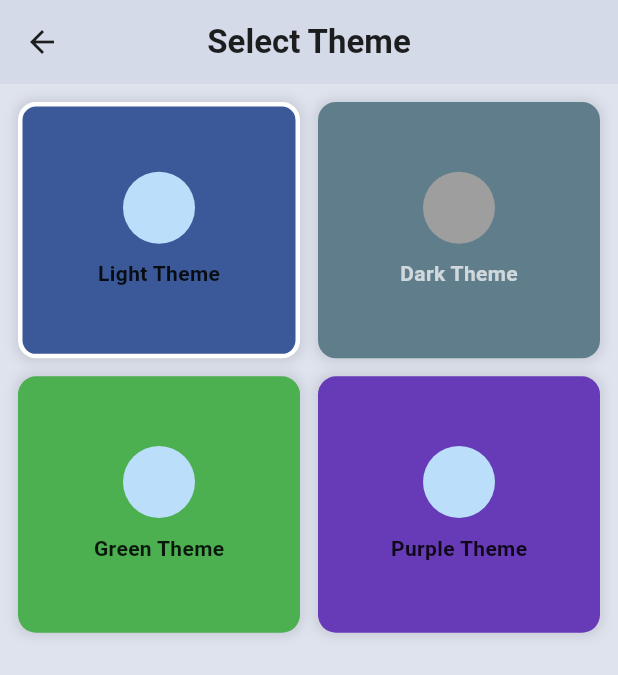
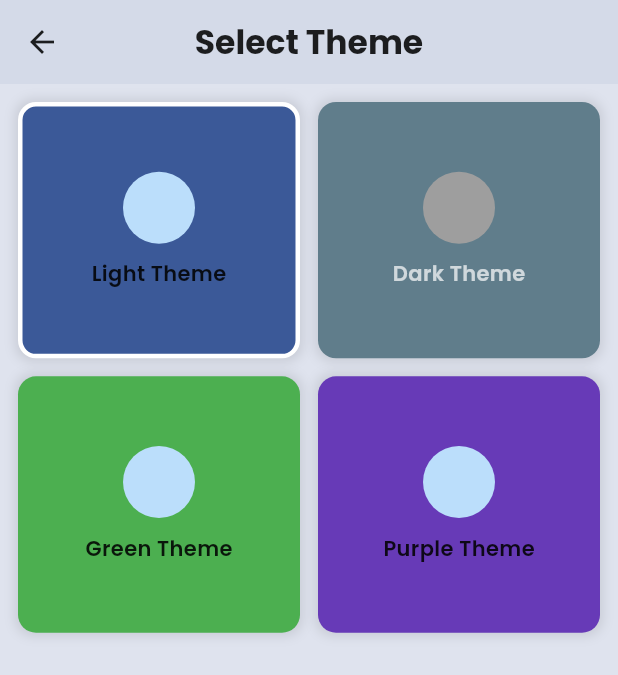
Before and after one commit to manisankarsms/sms_flutter, a Flutter app: the ThemeScreen screen opened directly, on a phone screen of 412 x 824 dp. Shown: the top 675 px of the screen. Run offline on Flutter 3.47's test engine with Material 3 defaults, Android fonts, the phone set to English and light mode, and no system bars; our stand-ins replace bloc, csv, equatable, fl_chart, flutter_bloc, google_fonts and 3 more; missing offline and left inert: excel, pluto_grid, universal_html; accounts and stored records are empty; network calls fail.

Commit message:
ui changes, in theme

```diff
--- a/lib/screens/feed_screen.dart
+++ b/lib/screens/feed_screen.dart
@@ -1,5 +1,6 @@
 import 'package:flutter/material.dart';
 import 'package:flutter_bloc/flutter_bloc.dart';
+import 'package:sms/utils/theme.dart';
 import '../bloc/feed/feed_bloc.dart';
 import '../models/post.dart';
 
@@ -8,7 +9,9 @@ class StudentFeedScreen extends StatelessWidget {
 
   @override
   Widget build(BuildContext context) {
+    final theme = Theme.of(context);
     return Scaffold(
+      backgroundColor: theme.colorScheme.surface, // Change to your preferred color
       body: BlocBuilder<FeedBloc, FeedState>(
         builder: (context, state) {
           if (state is FeedLoading) {
--- a/lib/screens/login_screen.dart
+++ b/lib/screens/login_screen.dart
@@ -147,12 +147,12 @@ class _LoginScreenState extends State<LoginScreen> {
                         ),
                       ),
                       const SizedBox(height: 40),
-                      Row(
+                      Wrap(
+                        spacing: 24, // Horizontal spacing
+                        runSpacing: 16, // Vertical spacing when wrapping
                         children: [
                           _buildFeatureItem(Icons.security, 'Secure Access'),
-                          const SizedBox(width: 24),
                           _buildFeatureItem(Icons.devices, 'Cross-Platform'),
-                          const SizedBox(width: 24),
                           _buildFeatureItem(Icons.analytics, 'Real-time Reports'),
                         ],
                       ),
--- /dev/null
+++ b/lib/utils/AppTextStyles.dart
@@ -0,0 +1,55 @@
+import 'package:flutter/material.dart';
+import 'package:google_fonts/google_fonts.dart';
+
+class AppTextStyles {
+  static final TextTheme textTheme = TextTheme(
+    displayLarge: GoogleFonts.poppins(
+      fontSize: 32,
+      fontWeight: FontWeight.bold,
+    ),
+    displayMedium: GoogleFonts.poppins(
+      fontSize: 28,
+      fontWeight: FontWeight.w600,
+    ),
+    displaySmall: GoogleFonts.poppins(
+      fontSize: 24,
+      fontWeight: FontWeight.w500,
+    ),
+    titleLarge: GoogleFonts.poppins(
+      fontSize: 22,
+      fontWeight: FontWeight.bold,
+    ),
+    titleMedium: GoogleFonts.poppins(
+      fontSize: 20,
+      fontWeight: FontWeight.w600,
+    ),
+    titleSmall: GoogleFonts.poppins(
+      fontSize: 18,
+      fontWeight: FontWeight.w500,
+    ),
+    bodyLarge: GoogleFonts.poppins(
+      fontSize: 16,
+      fontWeight: FontWeight.normal,
+    ),
+    bodyMedium: GoogleFonts.poppins(
+      fontSize: 14,
+      fontWeight: FontWeight.normal,
+    ),
+    bodySmall: GoogleFonts.poppins(
+      fontSize: 12,
+      fontWeight: FontWeight.normal,
+    ),
+    labelLarge: GoogleFonts.poppins(
+      fontSize: 14,
+      fontWeight: FontWeight.bold,
+    ),
+    labelMedium: GoogleFonts.poppins(
+      fontSize: 12,
+      fontWeight: FontWeight.bold,
+    ),
+    labelSmall: GoogleFonts.poppins(
+      fontSize: 10,
+      fontWeight: FontWeight.bold,
+    ),
+  );
+}
--- a/lib/utils/theme.dart
+++ b/lib/utils/theme.dart
@@ -1,18 +1,18 @@
 import 'package:flutter/material.dart';
+import 'AppTextStyles.dart';
 
 class AppThemes {
   static final ThemeData lightTheme = ThemeData(
     brightness: Brightness.light,
-    primaryColor: const Color(0xFF3b5998), // #3b5998
+    primaryColor: const Color(0xFF3b5998),
+    textTheme: AppTextStyles.textTheme, // Apply TextTheme
     colorScheme: ColorScheme.light(
-      primary: const Color(0xFF3b5998), // #3b5998
-      secondary: const Color(0xFF8b9dc3), // #8b9dc3
-      background: const Color(0xFFf7f7f7), // #f7f7f7
-      surface: const Color(0xFFdfe3ee), // #dfe3ee
+      primary: const Color(0xFF3b5998),
+      secondary: const Color(0xFF8b9dc3),
+      surface: const Color(0xFFdfe3ee),
       onPrimary: Colors.white,
       onSecondary: Colors.black,
-      onBackground: Colors.black,
-      onSurface: Colors.black87,
+      onSurface: Colors.black87, // Replacement for onBackground
       error: Colors.red,
     ),
   );
@@ -20,15 +20,15 @@ class AppThemes {
   static final ThemeData darkTheme = ThemeData(
     brightness: Brightness.dark,
     primaryColor: Colors.blueGrey,
+    textTheme: AppTextStyles.textTheme,
     colorScheme: ColorScheme.dark(
       primary: Colors.blueGrey,
       secondary: Colors.tealAccent,
-      background: Colors.black,
       surface: Colors.grey[800]!,
+      surfaceVariant: Colors.black, // Replacement for background
       onPrimary: Colors.white,
       onSecondary: Colors.black,
-      onBackground: Colors.white,
-      onSurface: Colors.white70,
+      onSurface: Colors.white70, // Replacement for onBackground
       error: Colors.redAccent,
     ),
   );
@@ -36,15 +36,15 @@ class AppThemes {
   static final ThemeData greenTheme = ThemeData(
     brightness: Brightness.light,
     primaryColor: Colors.green,
+    textTheme: AppTextStyles.textTheme,
     colorScheme: ColorScheme.light(
       primary: Colors.green,
       secondary: Colors.lime,
-      background: Colors.white,
       surface: Colors.green[100]!,
+      surfaceVariant: Colors.white, // Replacement for background
       onPrimary: Colors.white,
       onSecondary: Colors.black,
-      onBackground: Colors.black,
-      onSurface: Colors.black87,
+      onSurface: Colors.black87, // Replacement for onBackground
       error: Colors.red,
     ),
   );
@@ -52,15 +52,15 @@ class AppThemes {
   static final ThemeData purpleTheme = ThemeData(
     brightness: Brightness.light,
     primaryColor: Colors.deepPurple,
+    textTheme: AppTextStyles.textTheme,
     colorScheme: ColorScheme.light(
       primary: Colors.deepPurple,
       secondary: Colors.purpleAccent,
-      background: Colors.white,
       surface: Colors.purple[100]!,
+      surfaceVariant: Colors.white, // Replacement for background
       onPrimary: Colors.white,
       onSecondary: Colors.black,
-      onBackground: Colors.black,
-      onSurface: Colors.black87,
+      onSurface: Colors.black87, // Replacement for onBackground
       error: Colors.red,
     ),
   );
--- a/pubspec.yaml
+++ b/pubspec.yaml
@@ -47,6 +47,7 @@ dependencies:
   csv: ^5.1.1
   excel: ^2.1.0
   pluto_grid: ^8.0.0
+  google_fonts: ^6.2.1
 
 dev_dependencies:
   flutter_test:
```
Also changed, not shown: lib/screens/home_screen_admin.dart (+1 -31 lines), lib/screens/home_screen_student.dart (+153 -17 lines).
